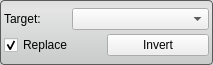
Before: the Qt Designer form src/Interface/ToolInterface/InvertToolInterface.ui in SCIInstitute/Seg3D, drawn with Qt 5.
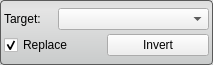
After: the same form once the commit is applied.

```diff
--- a/src/Interface/ToolInterface/InvertToolInterface.ui
+++ b/src/Interface/ToolInterface/InvertToolInterface.ui
@@ -46,9 +46,9 @@
     <number>4</number>
    </property>
    <item>
-    <layout class="QHBoxLayout" name="activeHLayout" stretch="1,2">
+    <layout class="QHBoxLayout" name="activeHLayout" stretch="1,3">
      <property name="spacing">
-      <number>0</number>
+      <number>4</number>
      </property>
      <item>
       <widget class="QLabel" name="activeLabel">
```
